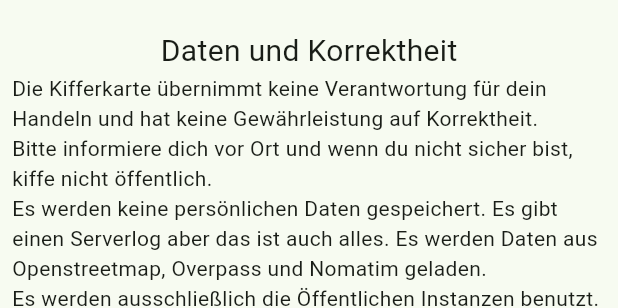
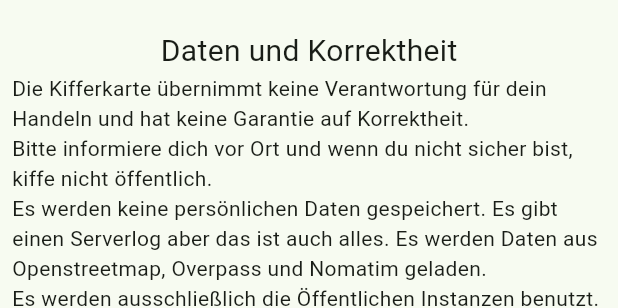
Before and after one commit to Y0ngg4n/kifferkarte, a Flutter app: the Rules widget shown alone on an empty page, opened directly, on a phone screen of 412 x 824 dp. Shown: the part 446-754 px from the top of the screen. Run offline on Flutter 3.47's test engine with Material 3 defaults, Android fonts, the phone set to English and light mode, and no system bars; our stand-ins replace dio, drift, flutter_map, flutter_riverpod, geolocator, latlong2 and 1 more; missing offline and left inert: dio_cache_interceptor, dio_cache_interceptor_db_store, flutter_map_cache, flutter_map_location_marker, point_in_polygon, polybool; accounts and stored records are empty.

Commit message:
Fix rules

```diff
--- a/lib/rules.dart
+++ b/lib/rules.dart
@@ -32,7 +32,7 @@
             style: TextStyle(fontSize: 20),
           ),
           Text(
-            """Die Kifferkarte übernimmt keine Verantwortung für dein Handeln und hat keine Gewährleistung auf Korrektheit.
+            """Die Kifferkarte übernimmt keine Verantwortung für dein Handeln und hat keine Garantie auf Korrektheit.
 Bitte informiere dich vor Ort und wenn du nicht sicher bist, kiffe nicht öffentlich.
 Es werden keine persönlichen Daten gespeichert. Es gibt einen Serverlog aber das ist auch alles. Es werden Daten aus Openstreetmap, Overpass und Nomatim geladen.
 Es werden ausschließlich die Öffentlichen Instanzen benutzt. Sollten Daten fehlen, trage diese bitte in OpenStreetMap ein, dann sollten sie auch hier auftauchen.
```
